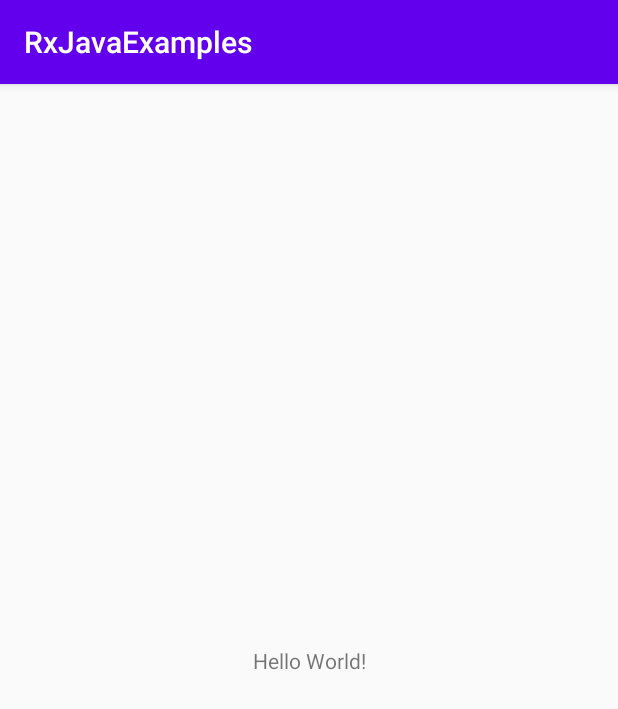
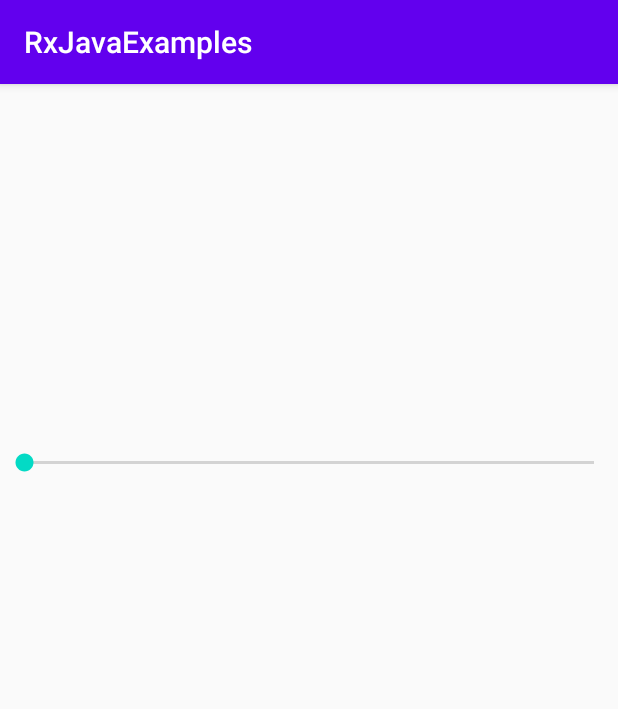
Before and after one commit to okanSerdaroglu/RxJava, an Android app: the screen it shows after launch (MainActivity), on a phone screen of 412 x 824 dp. Shown: the top 709 px of the screen. Run offline under Robolectric (Android 15) with nearby library versions, the phone set to English and light mode, and no system bars; our stand-ins replace RxJava.

```diff
--- a/RxJavaExamples/app/build.gradle
+++ b/RxJavaExamples/app/build.gradle
@@ -21,6 +21,10 @@ android {
         }
     }
 
+    compileOptions {
+        sourceCompatibility JavaVersion.VERSION_1_8
+        targetCompatibility JavaVersion.VERSION_1_8
+    }
 }
 
 dependencies {
--- a/RxJavaExamples/app/src/main/java/com/example/rxjavaexamples/MainActivity.java
+++ b/RxJavaExamples/app/src/main/java/com/example/rxjavaexamples/MainActivity.java
@@ -3,12 +3,76 @@ package com.example.rxjavaexamples;
 import androidx.appcompat.app.AppCompatActivity;
 
 import android.os.Bundle;
+import android.util.Log;
+import android.widget.TextView;
+
+import com.example.rxjavaexamples.models.Task;
+import com.example.rxjavaexamples.util.DataSource;
+
+import io.reactivex.rxjava3.android.schedulers.AndroidSchedulers;
+import io.reactivex.rxjava3.annotations.NonNull;
+import io.reactivex.rxjava3.core.Observable;
+import io.reactivex.rxjava3.core.Observer;
+import io.reactivex.rxjava3.disposables.Disposable;
+import io.reactivex.rxjava3.schedulers.Schedulers;
 
 public class MainActivity extends AppCompatActivity {
+
+    private static final String TAG = "MainActivity";
+
+    // ui
+    private TextView text;
 
     @Override
     protected void onCreate(Bundle savedInstanceState) {
         super.onCreate(savedInstanceState);
         setContentView(R.layout.activity_main);
+        text = findViewById(R.id.text);
+
+        Observable<Task> taskObservable = Observable
+                .fromIterable(DataSource.createTasksList()) // observe list
+                .subscribeOn(Schedulers.io()) // work in worker thread
+                .filter(task -> { // filter them in worker
+                    Log.d(TAG, "test: " + Thread.currentThread().getName());
+                    try {
+                        Thread.sleep(1000);
+                    } catch (Exception e) {
+                        e.printStackTrace();
+                    }
+                    return task.isComplete();
+                })
+                .observeOn(AndroidSchedulers.mainThread());
+
+        taskObservable.subscribe(new Observer<Task>() {
+            @Override
+            public void onSubscribe(@NonNull Disposable d) {
+                Log.d(TAG, "onSubscribe: " + Thread.currentThread().getName());
+                Log.d(TAG, "onSubscribe: called");
+            }
+
+            @Override
+            public void onNext(@NonNull Task task) {
+                Log.d(TAG, "onNext: " + Thread.currentThread().getName());
+                Log.d(TAG, "onNext: " + task.getDescription());
+                /**try { blocks main thread
+                 Thread.sleep(1000);
+                 } catch (Exception e) {
+
+                 }*/
+
+            }
+
+            @Override
+            public void onError(@NonNull Throwable e) {
+                Log.d(TAG, "onError: " + Thread.currentThread().getName());
+                Log.d(TAG, "onError: " + e);
+            }
+
+            @Override
+            public void onComplete() {
+                Log.d(TAG, "onComplete: " + Thread.currentThread().getName());
+                Log.d(TAG, "onComplete: called");
+            }
+        });
     }
 }
--- /dev/null
+++ b/RxJavaExamples/app/src/main/java/com/example/rxjavaexamples/models/Task.java
@@ -0,0 +1,39 @@
+package com.example.rxjavaexamples.models;
+
+public class Task {
+
+    private String description;
+    private boolean isComplete;
+    private int priority;
+
+    public Task(String description, boolean isComplete, int priority) {
+        this.description = description;
+        this.isComplete = isComplete;
+        this.priority = priority;
+    }
+
+    public String getDescription() {
+        return description;
+    }
+
+    public void setDescription(String description) {
+        this.description = description;
+    }
+
+    public boolean isComplete() {
+        return isComplete;
+    }
+
+    public void setComplete(boolean complete) {
+        isComplete = complete;
+    }
+
+    public int getPriority() {
+        return priority;
+    }
+
+    public void setPriority(int priority) {
+        this.priority = priority;
+    }
+
+}
--- /dev/null
+++ b/RxJavaExamples/app/src/main/java/com/example/rxjavaexamples/util/DataSource.java
@@ -0,0 +1,21 @@
+package com.example.rxjavaexamples.util;
+
+import com.example.rxjavaexamples.models.Task;
+
+import java.util.ArrayList;
+import java.util.List;
+
+
+public class DataSource {
+
+    public static List<Task> createTasksList() {
+        List<Task> tasks = new ArrayList<>();
+        tasks.add(new Task("Take out the trash", true, 3));
+        tasks.add(new Task("Walk the dog", false, 2));
+        tasks.add(new Task("Make my bed", true, 1));
+        tasks.add(new Task("Unload the dishwasher", false, 0));
+        tasks.add(new Task("Make dinner", true, 5));
+        return tasks;
+    }
+
+}
--- a/RxJavaExamples/app/src/main/res/layout/activity_main.xml
+++ b/RxJavaExamples/app/src/main/res/layout/activity_main.xml
@@ -6,13 +6,22 @@
     android:layout_height="match_parent"
     tools:context=".MainActivity">
 
-    <TextView
-        android:layout_width="wrap_content"
+    <SeekBar
+        android:id="@+id/seekbar"
+        android:layout_width="match_parent"
         android:layout_height="wrap_content"
-        android:text="Hello World!"
-        app:layout_constraintBottom_toBottomOf="parent"
+        app:layout_constraintBottom_toTopOf="@+id/text"
         app:layout_constraintLeft_toLeftOf="parent"
         app:layout_constraintRight_toRightOf="parent"
         app:layout_constraintTop_toTopOf="parent" />
 
+    <TextView
+        android:id="@+id/text"
+        android:layout_width="wrap_content"
+        android:layout_height="wrap_content"
+        app:layout_constraintBottom_toBottomOf="parent"
+        app:layout_constraintLeft_toLeftOf="parent"
+        app:layout_constraintRight_toRightOf="parent"
+        app:layout_constraintTop_toBottomOf="@+id/seekbar" />
+
 </androidx.constraintlayout.widget.ConstraintLayout>
```
